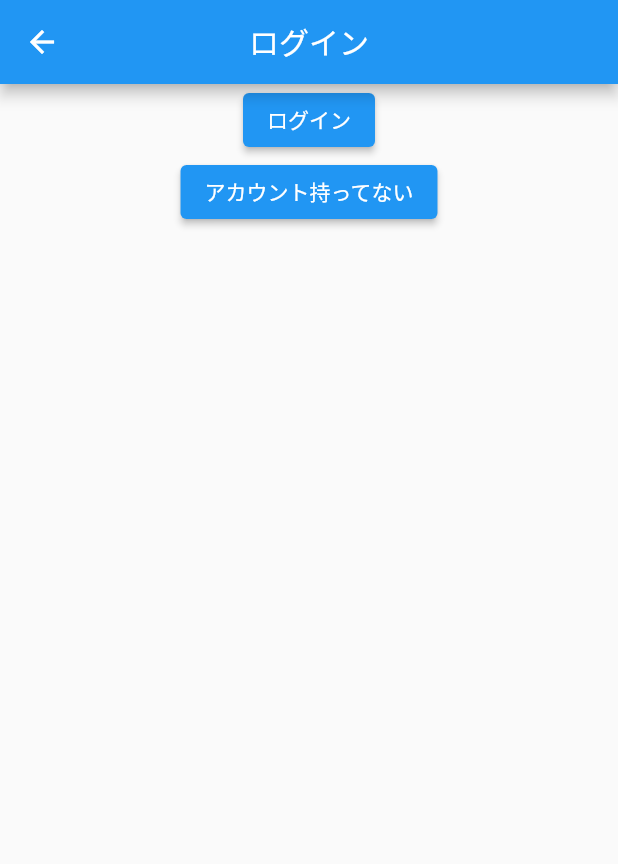
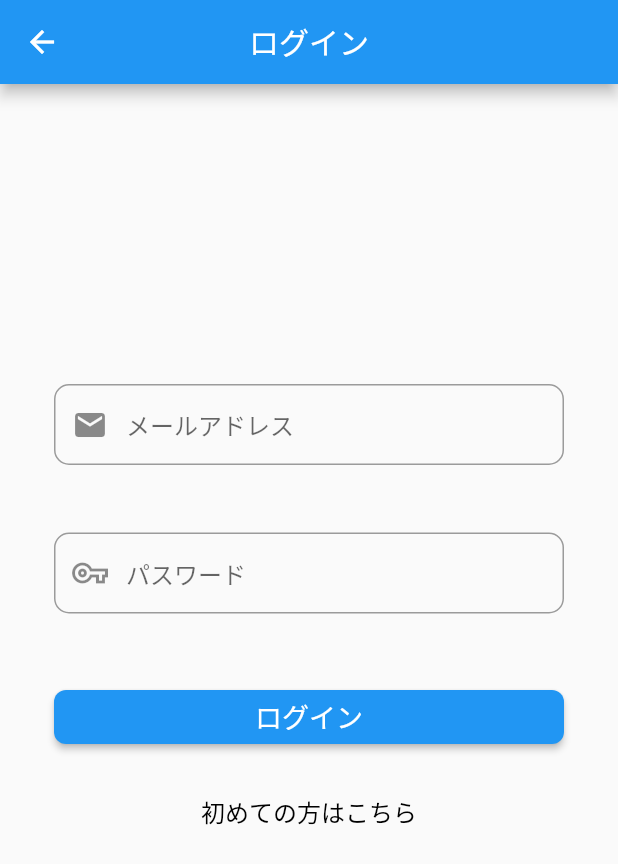
Before and after one commit to syunsuke1115/tani_money, a Flutter app: the screen it shows after launch, after a tap on "ログイン", on a phone screen of 412 x 824 dp. Shown: the top 864 px of the screen. Run offline on Flutter 3.47's test engine with Material 2 defaults, Android fonts, the phone set to English and light mode, and no system bars; our stand-ins replace cloud_firestore, firebase_auth, firebase_core, fluttertoast; accounts and stored records are empty; Roboto replaces fonts that are missing (Mont).

Commit message:
added login screen

```diff
--- a/lib/pages/LoginScreen.dart
+++ b/lib/pages/LoginScreen.dart
@@ -1,7 +1,10 @@
 import 'package:flutter/material.dart';
+import 'package:tanimy/models/botton_common.dart';
 
 import 'MainScreen.dart';
 import 'SignUpScreen.dart';
+import 'package:firebase_auth/firebase_auth.dart';
+import 'package:fluttertoast/fluttertoast.dart';
 
 class LoginScreen extends StatefulWidget {
   const LoginScreen({Key? key}) : super(key: key);
@@ -11,6 +14,16 @@ class LoginScreen extends StatefulWidget {
 }
 
 class _LoginScreenState extends State<LoginScreen> {
+  final _formKey = GlobalKey<FormState>();
+
+  final TextEditingController emailController = new TextEditingController();
+  final TextEditingController passwordController = new TextEditingController();
+
+  final _auth = FirebaseAuth.instance;
+  final _passwordFocusNode = FocusNode();
+
+  String? errorMessage;
+
   @override
   Widget build(BuildContext context) {
     return Scaffold(
@@ -19,21 +32,118 @@ class _LoginScreenState extends State<LoginScreen> {
         centerTitle: true,
         backgroundColor: Colors.blue,
       ),
-      body: SafeArea(
-        child: Column(
-          children: [
-            Center(child: ElevatedButton(onPressed: ()=> startMainScreen(context), child: Text("ログイン"))),
-            Center(child: ElevatedButton(onPressed: ()=> startSignUp(context), child: Text("アカウント持ってない"))),
-          ],
+      body: SingleChildScrollView(
+        child: Form(
+          key: _formKey,
+          child: Column(children: [
+            SizedBox(height: 200),
+
+            //メールアドレス入力フォーム
+            _buildInputField(
+              textInputType: TextInputType.emailAddress,
+              controller: emailController,
+              hintText: "メールアドレス",
+              validator: (value) {
+                if (value!.isEmpty) {
+                  return ("メールアドレスを入力してください");
+                }
+                if (!RegExp("^[a-zA-Z0-9+_.-]+@[a-zA-Z0-9.-]+.[a-z]")
+                    .hasMatch(value)) {
+                  return ("正しいメールアドレスを入力してください");
+                }
+              },
+              icon: Icons.email,
+              obscureText: false,
+              textInputAction: TextInputAction.next,
+            ),
+            SizedBox(height: 45),
+
+            //パスワード入力フォーム
+            _buildInputField(
+              textInputType: TextInputType.visiblePassword,
+              controller: passwordController,
+              hintText: "パスワード",
+              validator: (value) {
+                RegExp regex = new RegExp(r'^.{8,}$');
+                if (value!.isEmpty) {
+                  return ("パスワードを入力してください");
+                }
+                if (!regex.hasMatch(value)) {
+                  return ("パスワードは８文字以上です");
+                }
+              },
+              icon: Icons.vpn_key_outlined,
+              obscureText: true,
+              textInputAction: TextInputAction.done,
+            ),
+            SizedBox(height: 45),
+            ButtonCommon(
+                onPressed: () {
+                  signIn(emailController.text, passwordController.text);
+                },
+                label: "ログイン",
+                color: Colors.blue),
+            SizedBox(
+              height: 15.0,
+            ),
+
+            TextButton(
+              child: const Text('初めての方はこちら',style: TextStyle(fontSize: 16.0,fontFamily: "Mont"),),
+              style: TextButton.styleFrom(
+                primary: Colors.black,
+              ),
+              onPressed: () => startSignupScreen(context),
+            ),
+          ]),
         ),
-      )
+      ), //userlist画面へ移動
     );
   }
 
-  startMainScreen(BuildContext context) {
-    Navigator.push(context, MaterialPageRoute(builder: (context) => MainScreen()));
+  void signIn(String email, String password) async {
+    if (_formKey.currentState!.validate()) {
+      await _auth
+          .signInWithEmailAndPassword(email: email, password: password)
+          .then((uid) =>
+      {
+        Fluttertoast.showToast(msg: "ログイン"),
+        Navigator.of(context).pushReplacement(
+            MaterialPageRoute(builder: (context) => MainScreen())),
+      })
+          .catchError((e) {
+        Fluttertoast.showToast(msg: "メールアドレス、パスワードが正しくありません");
+      });
+    }
   }
-  startSignUp(BuildContext context) {
-    Navigator.push(context, MaterialPageRoute(builder: (context) => SignUpScreen()));
+
+  Widget _buildInputField({required TextEditingController controller,
+    required TextInputType textInputType,
+    required String hintText,
+    required IconData icon,
+    required bool obscureText,
+    required TextInputAction textInputAction,
+    FormFieldValidator? validator}) {
+    return Padding(
+      padding: const EdgeInsets.symmetric(horizontal: 36.0),
+      child: TextFormField(
+        autofocus: false,
+        controller: controller,
+        keyboardType: textInputType,
+        obscureText: obscureText,
+        textInputAction: TextInputAction.next,
+        validator: validator,
+        decoration: InputDecoration(
+            prefixIcon: Icon(icon),
+            contentPadding: EdgeInsets.fromLTRB(20, 15, 20, 15),
+            hintText: hintText,
+            border:
+            OutlineInputBorder(borderRadius: BorderRadius.circular(10.0))),
+      ),
+    );
+  }
+
+  startSignupScreen(BuildContext context) {
+    Navigator.pushReplacement(
+        context, MaterialPageRoute(builder: (context) => SignUpScreen()));
   }
 }
```
